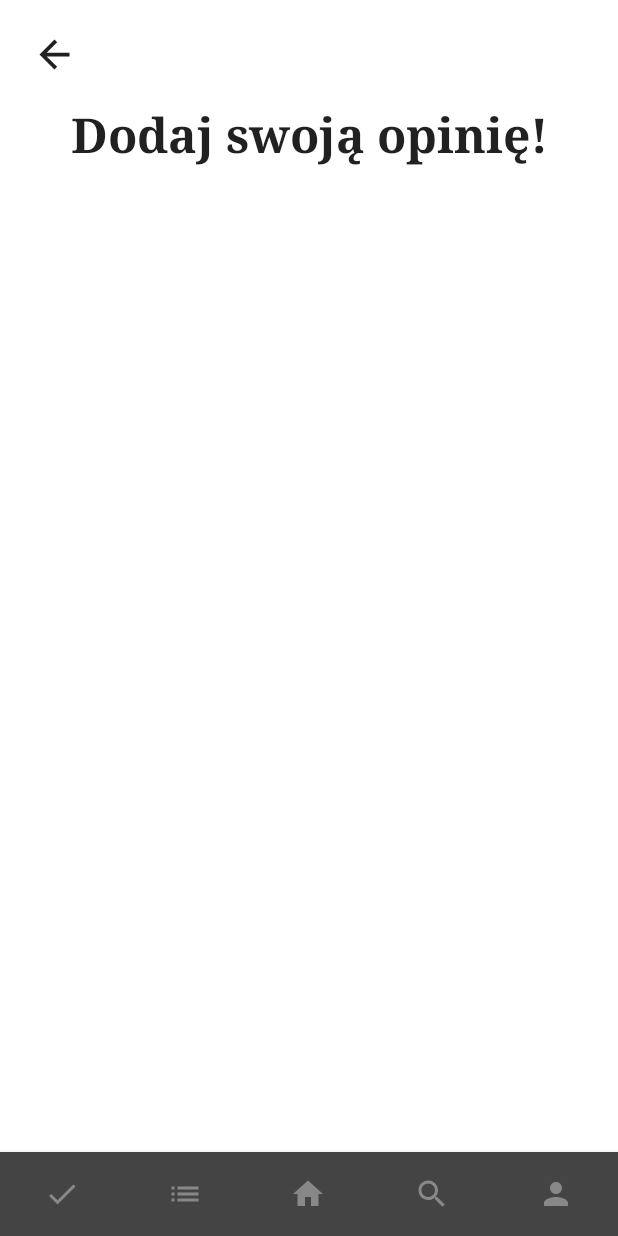
After one commit to Wojw99/bizarro-app, an Android app built with Jetpack Compose: the AddOpinionScreen screen opened through its navigation route, on a phone screen of 412 x 824 dp. The commit adds this screen. Run offline under Robolectric (Android 15) with nearby library versions, the phone set to English and light mode, and no system bars; our stand-ins replace Dagger/Hilt's generated code.

```diff
--- a/app/src/main/java/com/example/bizarro/ui/NavGraph.kt
+++ b/app/src/main/java/com/example/bizarro/ui/NavGraph.kt
@@ -10,9 +10,7 @@
 import com.example.bizarro.ui.screens.home.HomeScreen
 import com.example.bizarro.ui.screens.record_details.RecordDetailsScreen
 import com.example.bizarro.ui.screens.search.SearchScreen
-import com.example.bizarro.ui.screens.user_profile.EditProfileScreen
-import com.example.bizarro.ui.screens.user_profile.SettingsScreen
-import com.example.bizarro.ui.screens.user_profile.UserProfileScreen
+import com.example.bizarro.ui.screens.user_profile.*
 import com.example.bizarro.ui.screens.user_record_list.UserRecordListScreen
 
 @Composable
@@ -50,6 +48,12 @@
         composable(route = Screen.Settings.route){
             SettingsScreen(navController)
         }
+        composable(route = Screen.OtherUserProfile.route){
+            OtherUserProfileScreen(navController)
+        }
+        composable(route = Screen.AddOpinion.route){
+            AddOpinionScreen(navController)
+        }
     }
 }
 
@@ -63,6 +67,8 @@
     object Search: Screen(route = "search_screen", name = "Szukaj")
     object UserProfile: Screen(route = "user_profile_screen", name = "Profil")
     object EditProfile: Screen(route = "user_edit_profile_screen", name = "Edytuj swój profil")
+    object OtherUserProfile: Screen(route = "other_user_profile_screen", name = "Profil innego użytkownika")
+    object AddOpinion: Screen(route = "add_opinion_screen", name = "Dodaj opinię")
     object UserRecordList: Screen(route = "user_record_list_screen", name = "Ogłoszenia")
 
 
--- /dev/null
+++ b/app/src/main/java/com/example/bizarro/ui/screens/user_profile/AddOpinionScreen.kt
@@ -0,0 +1,95 @@
+package com.example.bizarro.ui.screens.user_profile
+
+import androidx.compose.foundation.background
+import androidx.compose.foundation.layout.*
+import androidx.compose.material.Icon
+import androidx.compose.material.IconButton
+import androidx.compose.material.Text
+import androidx.compose.material.icons.Icons
+import androidx.compose.material.icons.filled.ArrowBack
+import androidx.compose.material.icons.filled.Face
+import androidx.compose.runtime.Composable
+import androidx.compose.ui.Alignment
+import androidx.compose.ui.Modifier
+import androidx.compose.ui.graphics.Color
+import androidx.compose.ui.text.TextStyle
+import androidx.compose.ui.text.font.FontFamily
+import androidx.compose.ui.text.font.FontWeight
+import androidx.compose.ui.unit.dp
+import androidx.compose.ui.unit.sp
+import androidx.navigation.NavController
+import com.example.bizarro.ui.Screen
+
+@Composable
+fun AddOpinionScreen(navController: NavController)
+{
+    Column(
+        modifier = Modifier
+            .fillMaxSize()
+            .background(Color.White),
+        horizontalAlignment = Alignment.CenterHorizontally) {
+
+
+        HeaderSectionAddOpinion(navController)
+
+        //Spacer(modifier = Modifier.height(80.dp))
+
+        Text("Dodaj swoją opinię!",
+            style = TextStyle(
+                fontSize = 32.sp,
+                fontFamily = FontFamily.Serif,
+                fontWeight = FontWeight.Bold
+            )
+        )
+
+        Spacer(modifier = Modifier.height(80.dp))
+
+
+
+
+
+
+    }
+}
+
+
+
+
+@Composable
+fun HeaderSectionAddOpinion(navController: NavController)
+{
+    Box(
+
+        modifier = Modifier
+            .fillMaxWidth()
+            .padding(12.dp)){
+
+
+        IconButton(
+            onClick = {
+                navController.navigate(route = Screen.OtherUserProfile.route)
+            },
+            modifier = Modifier.align(Alignment.CenterStart)
+        ) {
+            Icon(
+                imageVector = Icons.Default.ArrowBack,
+                contentDescription = "Back to user profile ",
+                Modifier.size(30.dp)
+            )
+        }
+
+
+
+
+    }
+}
+
+
+@Composable
+fun AddOpinionSection()
+{
+
+
+
+
+}
```
Also changed, not shown: app/src/main/java/com/example/bizarro/ui/screens/user_profile/OtherUserProfileScreen.kt (+110 -1 lines), app/src/main/java/com/example/bizarro/ui/screens/user_profile/SettingsScreen.kt (+9 -1 lines), app/src/main/java/com/example/bizarro/ui/screens/user_profile/UserProfileScreen.kt (+18 -11 lines), app/src/main/java/com/example/bizarro/ui/screens/user_profile/UserProfileViewModel.kt (added, +13 -0 lines).
